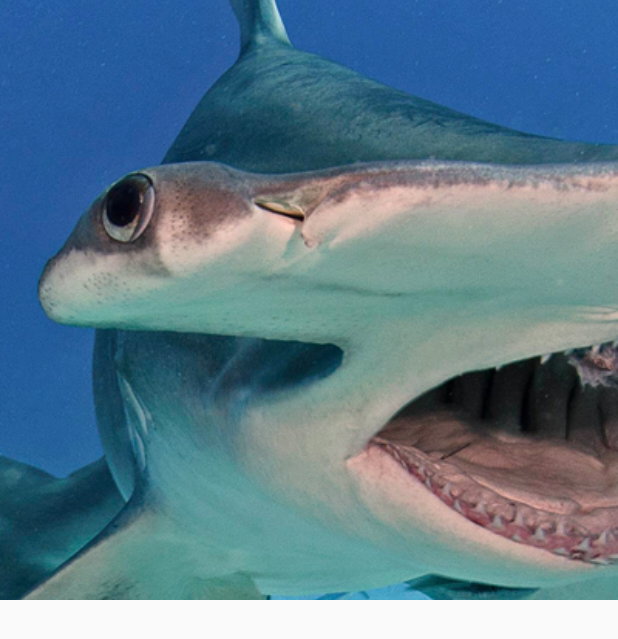
After one commit to patrickfav/BlurTestAndroid, an Android app: the layout dialog_benchmark_details.xml on its own in the app's theme, with its tools: preview values and no code run, on a phone screen of 412 x 824 dp. The commit adds this screen. Shown: the top 639 px of the screen. Run offline under Robolectric (Android 15) with nearby library versions, the phone set to English and light mode, and no system bars.

Commit message:
* adds benchmark dialog with graph

```diff
--- a/BlurTest/build.gradle
+++ b/BlurTest/build.gradle
@@ -41,12 +41,11 @@ android {
     }
 }
 
+
 dependencies {
-    //compile 'com.github.chrisbanes.bitmapcache'
     compile 'com.android.support:support-v4:19.1.0'
     compile 'com.android.support:appcompat-v7:19.1.0'
     compile 'com.squareup.picasso:picasso:2.2.+'
-
     compile 'com.fasterxml.jackson.core:jackson-databind:2.3.+'
     compile 'com.fasterxml.jackson.core:jackson-core:2.3.+'
     compile 'com.fasterxml.jackson.core:jackson-annotations:2.3.+'
--- a/BlurTest/src/main/java/at/favre/app/blurtest/activities/MainActivity.java
+++ b/BlurTest/src/main/java/at/favre/app/blurtest/activities/MainActivity.java
@@ -65,7 +65,7 @@ public class MainActivity extends ActionBarActivity implements  ActionBar.OnNavi
 		switch (item.getItemId()) {
 			case R.id.action_settings:
 				for (Fragment fragment : getSupportFragmentManager().getFragments()) {
-					if(fragment.isAdded() && fragment instanceof IFragmentWithBlurSettings) {
+					if(fragment != null && fragment.isAdded() && fragment instanceof IFragmentWithBlurSettings) {
 						((IFragmentWithBlurSettings) fragment).switchShowSettings();
 					}
 				}
--- /dev/null
+++ b/BlurTest/src/main/res/layout/dialog_benchmark_details.xml
@@ -0,0 +1,17 @@
+<?xml version="1.0" encoding="utf-8"?>
+
+<FrameLayout xmlns:android="http://schemas.android.com/apk/res/android"
+             android:layout_width="match_parent"
+             android:layout_height="match_parent">
+    <ImageView
+        android:id="@+id/image"
+        android:layout_width="match_parent"
+        android:layout_height="400dp"
+        android:src="@drawable/test_400x400_2"
+        android:scaleType="centerCrop"/>
+    <FrameLayout
+        android:id="@+id/graph"
+        android:layout_width="match_parent"
+        android:layout_height="300dp"
+        android:layout_gravity="bottom|center"/>
+</FrameLayout>
--- a/BlurTest/src/main/res/layout/fragment_benchmark.xml
+++ b/BlurTest/src/main/res/layout/fragment_benchmark.xml
@@ -14,7 +14,8 @@
         <ListView
             android:id="@+id/listview"
             android:layout_width="match_parent"
-            android:layout_height="match_parent"></ListView>
+            android:layout_height="match_parent"
+            android:animateLayoutChanges="true"></ListView>
 
         <include layout="@layout/inc_settings"/>
     </FrameLayout>
--- a/BlurTest/src/main/res/values/colors.xml
+++ b/BlurTest/src/main/res/values/colors.xml
@@ -5,4 +5,8 @@
     <color name="transparent">#00000000</color>
     <color name="darkgrey">#333333</color>
     <color name="optionsTextColor">#ccc</color>
+    <color name="graphBgGreen">#992ecc71</color>
+    <color name="graphBgYellow">#99f1c40f</color>
+    <color name="graphBgRed">#99e74c3c</color>
+    <color name="graphBlue">#993498db</color>
 </resources>
```
Also changed, not shown: BlurTest/src/main/java/at/favre/app/blurtest/BenchmarkListAdapter.java (+12 -0 lines), BlurTest/src/main/java/at/favre/app/blurtest/fragments/BenchmarkDetailsDialog.java (added, +147 -0 lines), BlurTest/src/main/java/at/favre/app/blurtest/fragments/BlurBenchmarkFragment.java (+5 -13 lines), BlurTest/src/main/java/at/favre/app/blurtest/util/JsonUtil.java (added, +47 -0 lines), BlurTest/libs/GraphView-3.1.1.jar (added).
